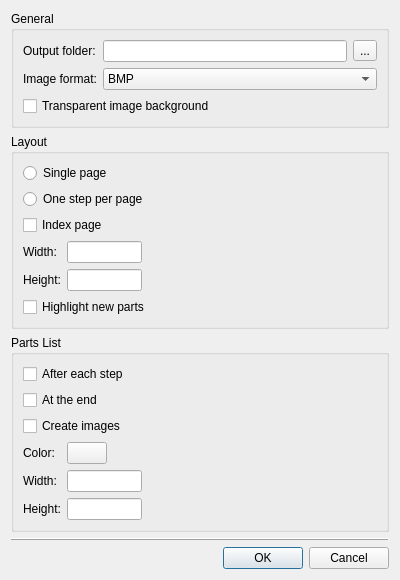
This is lc_lib/qt/lc_qhtmldialog.ui in schuellerf/lpub3d as Qt 5 draws it before an edit. The edited form follows.
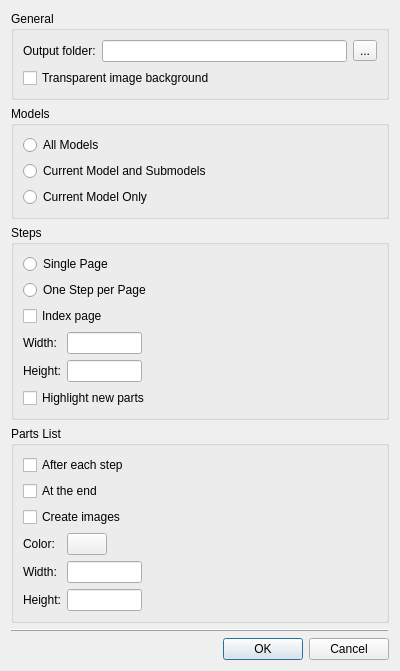
This is the edited form. Custom widgets are drawn as their Qt base class.

Commit message: lc_lib Update to LeoCAD 1952 mLCStatusBar     KO mStatusBarLabel  KO mStatusSnapLable KO

Diff of the .ui file:
```diff
--- a/lc_lib/qt/lc_qhtmldialog.ui
+++ b/lc_lib/qt/lc_qhtmldialog.ui
@@ -7,23 +7,34 @@
     <x>0</x>
     <y>0</y>
     <width>400</width>
-    <height>553</height>
+    <height>617</height>
    </rect>
   </property>
+  <property name="sizePolicy">
+   <sizepolicy hsizetype="Minimum" vsizetype="Minimum">
+    <horstretch>0</horstretch>
+    <verstretch>0</verstretch>
+   </sizepolicy>
+  </property>
   <property name="windowTitle">
    <string>HTML Options</string>
   </property>
   <layout class="QVBoxLayout" name="verticalLayout">
    <item>
     <widget class="QGroupBox" name="groupBox_3">
+     <property name="sizePolicy">
+      <sizepolicy hsizetype="Minimum" vsizetype="Minimum">
+       <horstretch>0</horstretch>
+       <verstretch>0</verstretch>
+      </sizepolicy>
+     </property>
      <property name="title">
       <string>General</string>
      </property>
-     <layout class="QFormLayout" name="formLayout_3">
-      <property name="fieldGrowthPolicy">
-       <enum>QFormLayout::AllNonFixedFieldsGrow</enum>
-      </property>
-      <item row="2" column="0">
+     <layout class="QVBoxLayout" name="verticalLayout_2">
+      <item>
+       <layout class="QHBoxLayout" name="horizontalLayout">
+        <item>
        <widget class="QLabel" name="label_6">
         <property name="text">
          <string>Output folder:</string>
@@ -33,8 +44,6 @@
         </property>
        </widget>
       </item>
-      <item row="2" column="1">
-       <layout class="QHBoxLayout" name="horizontalLayout">
         <item>
          <widget class="QLineEdit" name="outputFolder"/>
         </item>
@@ -47,37 +56,41 @@
         </item>
        </layout>
       </item>
-      <item row="3" column="0">
-       <widget class="QLabel" name="label_7">
-        <property name="text">
-         <string>Image format:</string>
-        </property>
-       </widget>
-      </item>
-      <item row="4" column="0" colspan="2">
+      <item>
        <widget class="QCheckBox" name="transparentImages">
         <property name="text">
          <string>Transparent image background</string>
         </property>
        </widget>
       </item>
-      <item row="3" column="1">
-       <widget class="QComboBox" name="imageFormat">
+     </layout>
+    </widget>
+   </item>
         <item>
+    <widget class="QGroupBox" name="groupBox_4">
+     <property name="title">
+      <string>Models</string>
+     </property>
+     <layout class="QVBoxLayout" name="verticalLayout_3">
+      <item>
+       <widget class="QRadioButton" name="allModels">
          <property name="text">
-          <string>BMP</string>
-         </property>
+         <string>All Models</string>
+        </property>
+       </widget>
         </item>
         <item>
+       <widget class="QRadioButton" name="currentModelSubmodels">
          <property name="text">
-          <string>JPEG</string>
-         </property>
+         <string>Current Model and Submodels</string>
+        </property>
+       </widget>
         </item>
         <item>
+       <widget class="QRadioButton" name="currentModelOnly">
          <property name="text">
-          <string>PNG</string>
-         </property>
-        </item>
+         <string>Current Model Only</string>
+        </property>
        </widget>
       </item>
      </layout>
@@ -86,20 +99,27 @@
    <item>
     <widget class="QGroupBox" name="groupBox">
      <property name="title">
-      <string>Layout</string>
+      <string>Steps</string>
      </property>
      <layout class="QFormLayout" name="formLayout_2">
       <item row="0" column="0" colspan="2">
        <widget class="QRadioButton" name="singlePage">
         <property name="text">
-         <string>Single page</string>
+         <string>Single Page</string>
         </property>
        </widget>
       </item>
       <item row="1" column="0" colspan="2">
        <widget class="QRadioButton" name="oneStepPerPage">
         <property name="text">
-         <string>One step per page</string>
+         <string>One Step per Page</string>
+        </property>
+       </widget>
+      </item>
+      <item row="2" column="0" colspan="2">
+       <widget class="QCheckBox" name="indexPage">
+        <property name="text">
+         <string>Index page</string>
         </property>
        </widget>
       </item>
@@ -113,6 +133,16 @@
         </property>
        </widget>
       </item>
+      <item row="3" column="1">
+       <widget class="QLineEdit" name="stepWidth">
+        <property name="maximumSize">
+         <size>
+          <width>75</width>
+          <height>16777215</height>
+         </size>
+        </property>
+       </widget>
+      </item>
       <item row="4" column="0">
        <widget class="QLabel" name="label_2">
         <property name="text">
@@ -123,16 +153,6 @@
         </property>
        </widget>
       </item>
-      <item row="3" column="1">
-       <widget class="QLineEdit" name="stepWidth">
-        <property name="maximumSize">
-         <size>
-          <width>75</width>
-          <height>16777215</height>
-         </size>
-        </property>
-       </widget>
-      </item>
       <item row="4" column="1">
        <widget class="QLineEdit" name="stepHeight">
         <property name="maximumSize">
@@ -143,13 +163,6 @@
         </property>
        </widget>
       </item>
-      <item row="2" column="0" colspan="2">
-       <widget class="QCheckBox" name="indexPage">
-        <property name="text">
-         <string>Index page</string>
-        </property>
-       </widget>
-      </item>
       <item row="5" column="0" colspan="2">
        <widget class="QCheckBox" name="highlightNewParts">
         <property name="text">
```
Left out of the diff: 6 changed lines with no effect on the pictures. Lines whose indentation alone changed are shown as unchanged. The commit also changes 88 other files.
